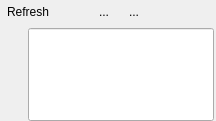
Old version of the form src/ui/qgsbrowserdockwidgetbase.ui in the repository carsmie/QGIS.
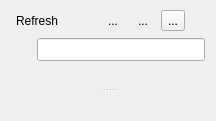
New version of the form. Icons and pictures are not drawn. Custom widgets are drawn as their Qt base class.

Commit message: [FEATURE][browser] optional properties widget

```diff
--- a/src/ui/qgsbrowserdockwidgetbase.ui
+++ b/src/ui/qgsbrowserdockwidgetbase.ui
@@ -15,12 +15,6 @@
   </property>
   <widget class="QWidget" name="mContents">
    <layout class="QVBoxLayout" name="verticalLayout">
-    <property name="spacing">
-     <number>5</number>
-    </property>
-    <property name="margin">
-     <number>0</number>
-    </property>
     <item>
      <layout class="QHBoxLayout" name="mLayoutHeader">
       <property name="spacing">
@@ -112,6 +106,26 @@
         </property>
        </widget>
       </item>
+      <item>
+       <widget class="QToolButton" name="mBtnPropertiesWidget">
+        <property name="toolTip">
+         <string>Enable / disable properties widget</string>
+        </property>
+        <property name="text">
+         <string>...</string>
+        </property>
+        <property name="icon">
+         <iconset resource="../../images/images.qrc">
+          <normaloff>:/images/themes/default/mActionPropertiesWidget.png</normaloff>:/images/themes/default/mActionPropertiesWidget.png</iconset>
+        </property>
+        <property name="checkable">
+         <bool>true</bool>
+        </property>
+        <property name="checked">
+         <bool>false</bool>
+        </property>
+       </widget>
+      </item>
       <item>
        <spacer name="horizontalSpacer">
         <property name="orientation">
@@ -221,11 +235,36 @@
      </widget>
     </item>
     <item>
-     <layout class="QHBoxLayout" name="mLayoutBrowser">
-      <property name="spacing">
-       <number>5</number>
+     <widget class="QSplitter" name="mSplitter">
+      <property name="orientation">
+       <enum>Qt::Vertical</enum>
       </property>
-     </layout>
+      <widget class="QWidget" name="verticalLayoutWidget">
+       <layout class="QVBoxLayout" name="mLayoutBrowser"/>
+      </widget>
+      <widget class="QWidget" name="mPropertiesWidget" native="true">
+       <property name="sizePolicy">
+        <sizepolicy hsizetype="Preferred" vsizetype="Preferred">
+         <horstretch>0</horstretch>
+         <verstretch>0</verstretch>
+        </sizepolicy>
+       </property>
+       <property name="minimumSize">
+        <size>
+         <width>0</width>
+         <height>0</height>
+        </size>
+       </property>
+       <layout class="QVBoxLayout" name="verticalLayout_3">
+        <property name="margin">
+         <number>0</number>
+        </property>
+        <item>
+         <layout class="QVBoxLayout" name="mPropertiesLayout"/>
+        </item>
+       </layout>
+      </widget>
+     </widget>
     </item>
    </layout>
   </widget>
```
The commit also changes 7 other files.
